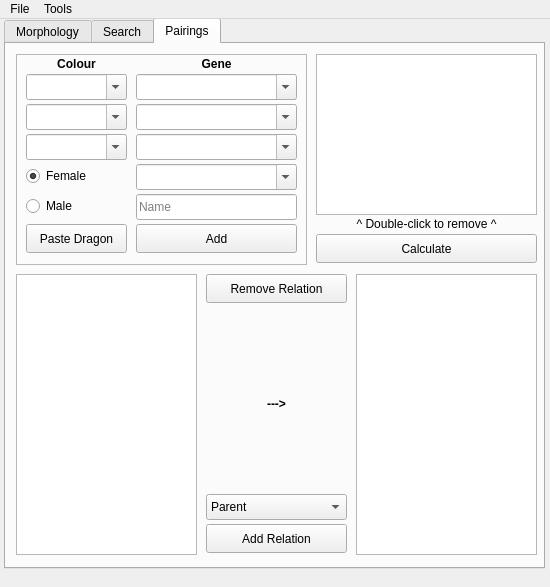
Old version of the form mainwindow.ui in the repository TheCalpolMan/flight-rising-breeding-tracker.
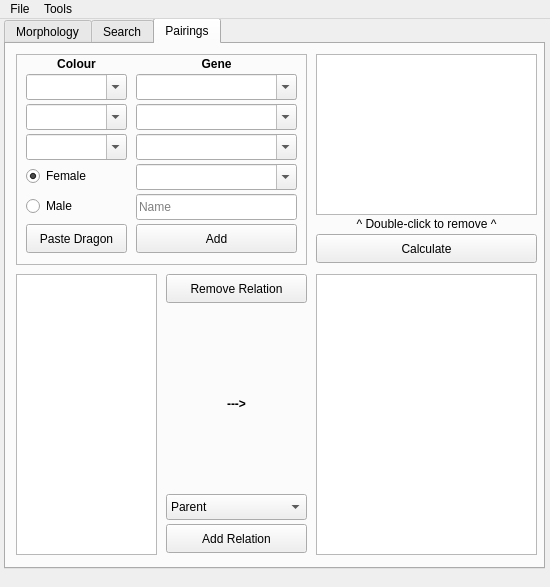
New version of the form. Icons and pictures are not drawn. Custom widgets are drawn as their Qt base class.

Commit message: added basic UI functionality for adding/removing relations

The edit to the form file:
```diff
--- a/mainwindow.ui
+++ b/mainwindow.ui
@@ -1880,7 +1880,7 @@
        <rect>
         <x>10</x>
         <y>230</y>
-        <width>181</width>
+        <width>141</width>
         <height>281</height>
        </rect>
       </property>
@@ -1888,9 +1888,9 @@
      <widget class="QListWidget" name="parentlistwidget">
       <property name="geometry">
        <rect>
-        <x>350</x>
+        <x>310</x>
         <y>230</y>
-        <width>181</width>
+        <width>221</width>
         <height>281</height>
        </rect>
       </property>
@@ -1898,7 +1898,7 @@
      <widget class="QPushButton" name="pushButton_2">
       <property name="geometry">
        <rect>
-        <x>200</x>
+        <x>160</x>
         <y>480</y>
         <width>141</width>
         <height>29</height>
@@ -1911,7 +1911,7 @@
      <widget class="QComboBox" name="comboBox">
       <property name="geometry">
        <rect>
-        <x>200</x>
+        <x>160</x>
         <y>450</y>
         <width>141</width>
         <height>26</height>
@@ -1946,7 +1946,7 @@
      <widget class="QPushButton" name="pushButton_3">
       <property name="geometry">
        <rect>
-        <x>200</x>
+        <x>160</x>
         <y>230</y>
         <width>141</width>
         <height>29</height>
@@ -1959,7 +1959,7 @@
      <widget class="QLabel" name="label_33">
       <property name="geometry">
        <rect>
-        <x>200</x>
+        <x>160</x>
         <y>350</y>
         <width>141</width>
         <height>20</height>
```
Left out of the diff: 6 changed lines with no effect on the pictures. The commit also changes 4 other files.
